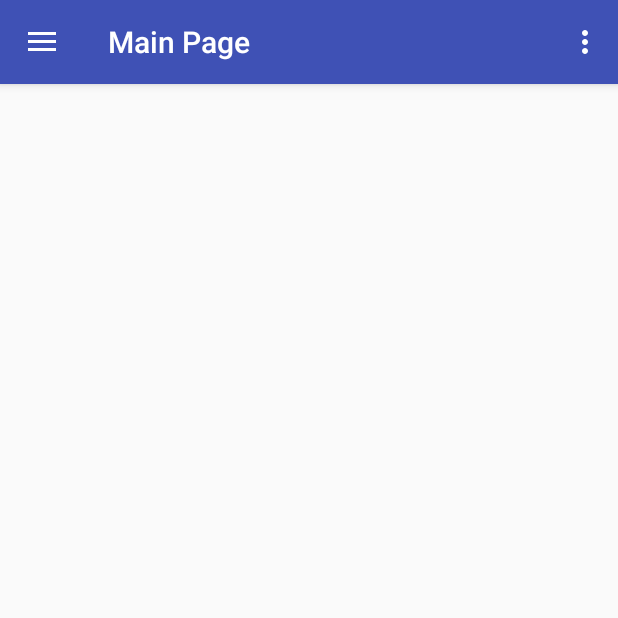
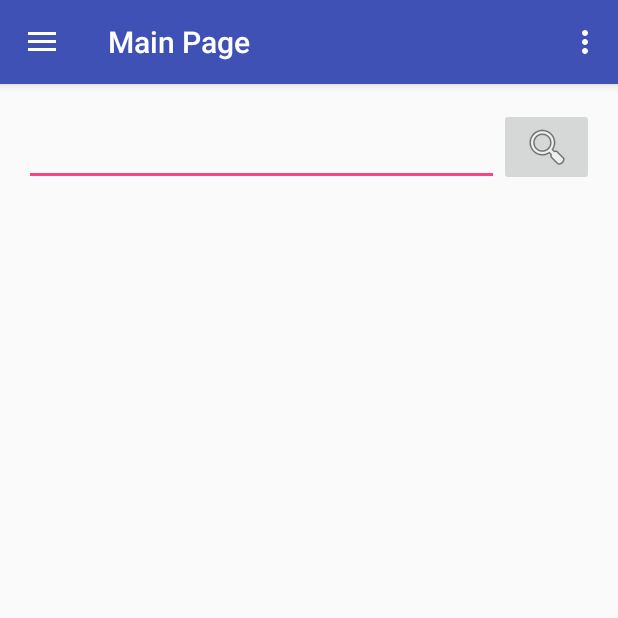
Before and after one commit to swe574-2015fall-group2/android_repo, an Android app: the MainActivity screen opened directly, with no data from a screen before it, on a phone screen of 412 x 824 dp, the top half of it. Run offline under Robolectric (Android 15) with nearby library versions, the phone set to English and light mode, and no system bars.

Commit message:
Search bar is added

```diff
--- a/app/src/main/res/layout/content_main.xml
+++ b/app/src/main/res/layout/content_main.xml
@@ -9,4 +9,23 @@
     app:layout_behavior="@string/appbar_scrolling_view_behavior" tools:showIn="@layout/app_bar_main"
     tools:context="swe574.boun.edu.androidproject.MainActivity">
 
+    <LinearLayout
+        android:layout_width="match_parent"
+        android:layout_height="wrap_content"
+        android:orientation="horizontal">
+
+        <EditText
+            android:layout_width="0dp"
+            android:layout_height="match_parent"
+            android:id="@+id/search_bar"
+            android:layout_weight="5"/>
+
+        <ImageButton
+            android:layout_width="0dp"
+            android:layout_height="match_parent"
+            android:id="@+id/search_button"
+            android:layout_weight="1"
+            android:src="@android:drawable/ic_menu_search"/>
+    </LinearLayout>
+
 </RelativeLayout>
```
